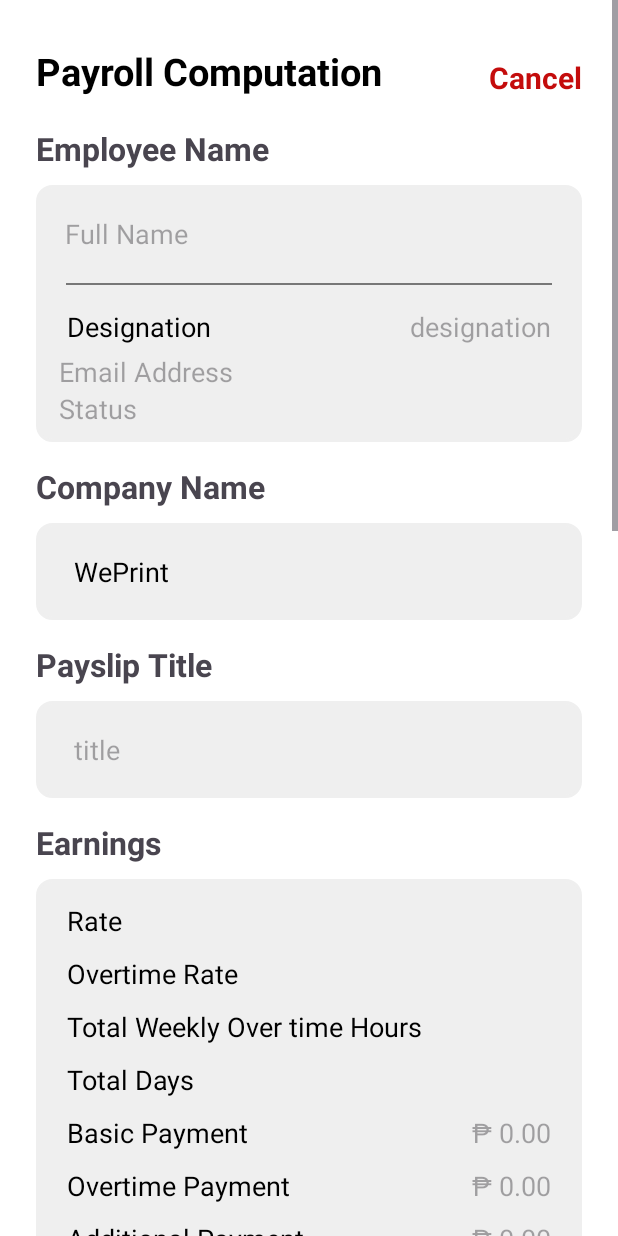
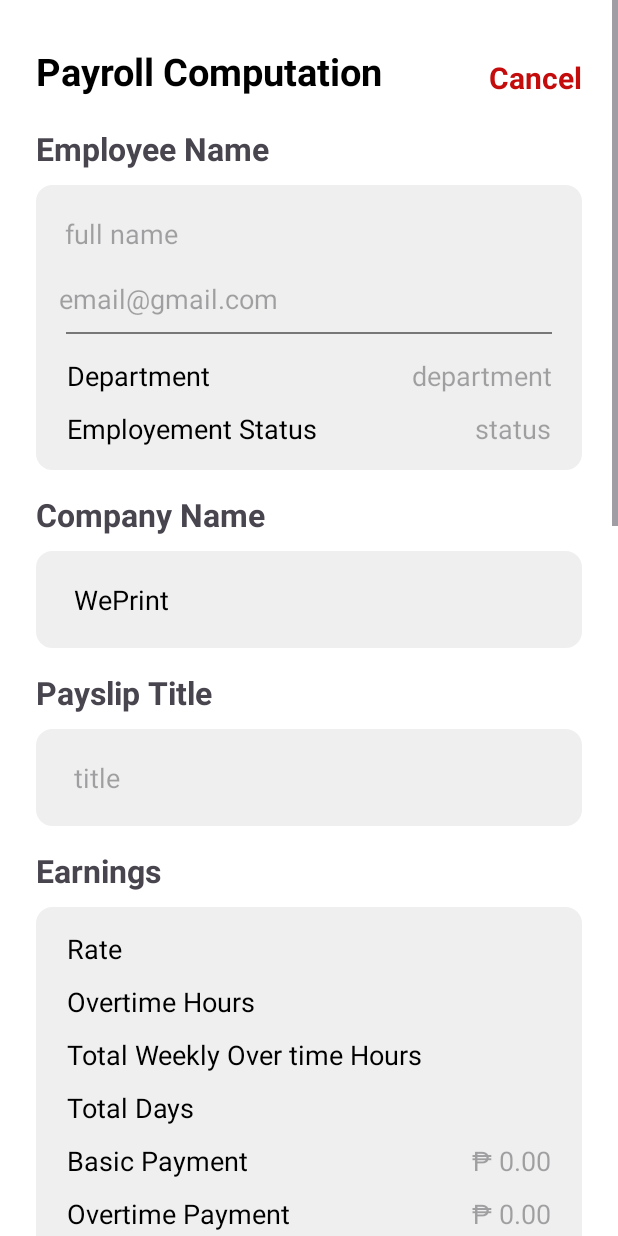
Before and after one commit to comscidev/Finals_Project, an Android app: the PayrollComputation screen opened directly, with no data from a screen before it, on a phone screen of 412 x 824 dp. Run offline under Robolectric (Android 15) with nearby library versions, the phone set to English and light mode, and no system bars; our stand-ins replace Firebase (no records; nobody signed in at launch, a user with empty details on screens opened directly).

Commit message:
Updated 05.19.24

```diff
--- a/app/src/main/res/layout/activity_payroll_computation.xml
+++ b/app/src/main/res/layout/activity_payroll_computation.xml
@@ -82,10 +82,23 @@
                     android:layout_marginStart="5dp"
                     android:layout_marginEnd="5dp"
                     android:backgroundTint="@android:color/transparent"
-                    android:hint="Full Name"
+                    android:hint="full name"
                     android:inputType="text"
                     android:textColor="@color/black"
                     android:textSize="18sp" />
+
+                <TextView
+                    android:id="@+id/EmpEmail"
+                    android:layout_width="match_parent"
+                    android:layout_height="wrap_content"
+                    android:layout_marginStart="5dp"
+                    android:layout_marginEnd="5dp"
+                    android:layout_marginTop="8dp"
+                    android:backgroundTint="@android:color/transparent"
+                    android:hint="email@gmail.com"
+                    android:inputType="text"
+                    android:textColor="@color/black"
+                    android:textSize="18sp"/>
 
                 <androidx.appcompat.widget.AppCompatImageView
                     android:layout_width="match_parent"
@@ -105,7 +118,7 @@
                         android:layout_height="match_parent"
                         android:layout_marginStart="5dp"
                         android:padding="5dp"
-                        android:text="Designation"
+                        android:text="Department"
                         android:textColor="@color/black"
                         android:textSize="18sp" />
 
@@ -114,7 +127,7 @@
                         android:layout_width="match_parent"
                         android:layout_height="match_parent"
                         android:layout_marginEnd="5dp"
-                        android:hint="designation"
+                        android:hint="department"
                         android:padding="5dp"
                         android:textAlignment="viewEnd"
                         android:textColor="@color/black"
@@ -122,30 +135,32 @@
 
                 </LinearLayout>
 
+                <LinearLayout
+                    android:layout_width="match_parent"
+                    android:layout_height="match_parent"
+                    android:orientation="horizontal">
+
                     <TextView
-                    android:id="@+id/EmpEmail"
-                    android:layout_width="match_parent"
-                    android:layout_height="wrap_content"
+                        android:layout_width="wrap_content"
+                        android:layout_height="match_parent"
                         android:layout_marginStart="5dp"
-                    android:layout_marginEnd="5dp"
-                    android:backgroundTint="@android:color/transparent"
-                    android:hint="Email Address"
-                    android:inputType="textEmailAddress"
+                        android:padding="5dp"
+                        android:text="Employement Status"
                         android:textColor="@color/black"
                         android:textSize="18sp" />
-
 
                     <TextView
                         android:id="@+id/EmpStatus"
                         android:layout_width="match_parent"
-                    android:layout_height="wrap_content"
-                    android:layout_marginStart="5dp"
+                        android:layout_height="match_parent"
                         android:layout_marginEnd="5dp"
-                    android:backgroundTint="@android:color/transparent"
-                    android:hint="Status"
-                    android:inputType="textEmailAddress"
+                        android:hint="@string/hint_status"
+                        android:padding="5dp"
+                        android:textAlignment="viewEnd"
                         android:textColor="@color/black"
                         android:textSize="18sp" />
+
+                </LinearLayout>
             </LinearLayout>
 
 
@@ -281,8 +296,7 @@
                         android:layout_height="match_parent"
                         android:layout_marginStart="5dp"
                         android:padding="5dp"
-                        android:text="Overtime Rate
-"
+                        android:text="Overtime Hours"
                         android:textColor="@color/black"
                         android:textSize="18sp" />
 
```
Lines whose indentation alone changed are shown as unchanged.
